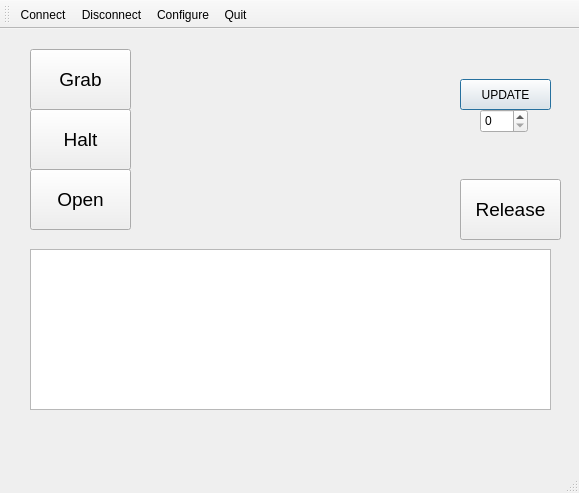
The window that mainwindow.ui (cbteeple/mclane-pump-gui) describes before a commit, drawn with Qt 5.
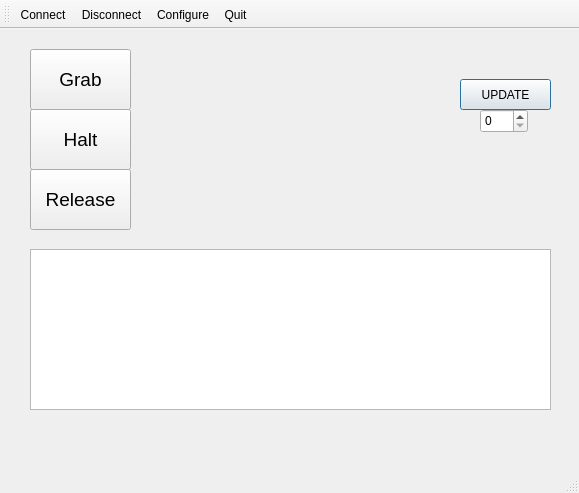
The same window after the commit. Icons and pictures are not drawn. Custom widgets are drawn as their Qt base class.

```diff
--- a/mainwindow.ui
+++ b/mainwindow.ui
@@ -115,8 +115,8 @@
    <widget class="QPushButton" name="pushButton_release">
     <property name="geometry">
      <rect>
-      <x>460</x>
-      <y>150</y>
+      <x>30</x>
+      <y>140</y>
       <width>101</width>
       <height>61</height>
      </rect>
@@ -140,24 +140,6 @@
      </rect>
     </property>
    </widget>
-   <widget class="QPushButton" name="openButton">
-    <property name="geometry">
-     <rect>
-      <x>30</x>
-      <y>140</y>
-      <width>101</width>
-      <height>61</height>
-     </rect>
-    </property>
-    <property name="font">
-     <font>
-      <pointsize>14</pointsize>
-     </font>
-    </property>
-    <property name="text">
-     <string>Open</string>
-    </property>
-   </widget>
   </widget>
   <widget class="QMenuBar" name="menuBar">
    <property name="geometry">
```
Left out of the diff: 2 changed lines with no effect on the pictures.
